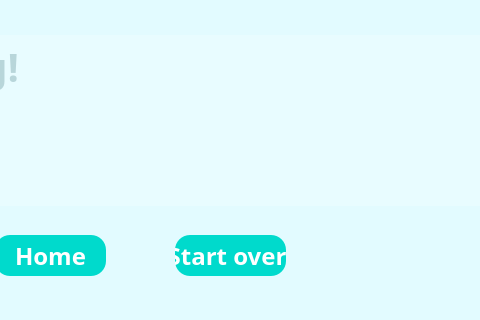
Above: ui/typinggame.ui from sreyasaju/typeRush before the change; both pictures show x 275 to 755 and y 285 to 605 of the 850 by 605 pixel window. Below: the same form after it.
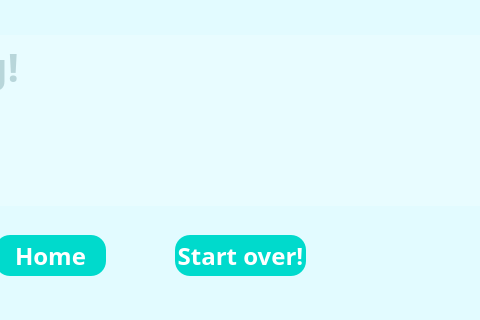
That is the form after the change.

```diff
--- a/ui/typinggame.ui
+++ b/ui/typinggame.ui
@@ -190,7 +190,7 @@
       <rect>
        <x>460</x>
        <y>520</y>
-       <width>111</width>
+       <width>131</width>
        <height>41</height>
       </rect>
      </property>
```
